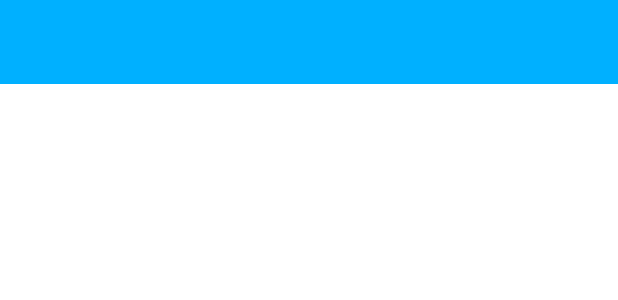
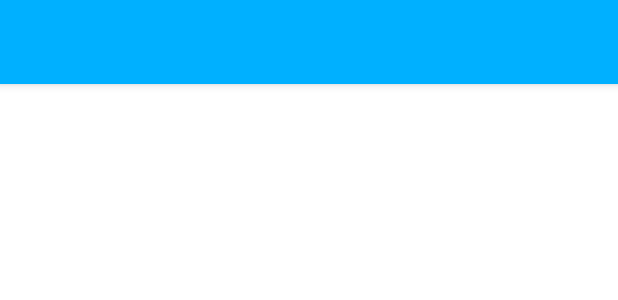
Before and after one commit to Hi-Timofey/It-s-time, an Android app: the layout activity_sphere.xml on its own in the app's theme, with its tools: preview values and no code run, on a phone screen of 412 x 824 dp. Shown: the top 300 px of the screen. Run offline under Robolectric (Android 15) with nearby library versions, the phone set to English and light mode, and no system bars.

Commit message:
Работа Над Toolbar

```diff
--- a/Android/app/src/main/res/layout/activity_sphere.xml
+++ b/Android/app/src/main/res/layout/activity_sphere.xml
@@ -1,22 +1,36 @@
 <?xml version="1.0" encoding="utf-8"?>
-<android.support.constraint.ConstraintLayout xmlns:android="http://schemas.android.com/apk/res/android"
+<android.support.design.widget.CoordinatorLayout xmlns:android="http://schemas.android.com/apk/res/android"
     xmlns:app="http://schemas.android.com/apk/res-auto"
     xmlns:tools="http://schemas.android.com/tools"
     android:layout_width="match_parent"
     android:layout_height="match_parent"
     tools:context=".SphereActivity">
 
-    <android.support.v7.widget.Toolbar
-        android:id="@+id/tool_bar"
-        style="@style/ToolBar"/>
+    <android.support.design.widget.AppBarLayout
+        android:layout_width="match_parent"
+        android:layout_height="wrap_content">
+
+        <android.support.v7.widget.Toolbar
+            android:id="@+id/tool_bar"
+            style="@style/ToolBar"
+            android:elevation="4dp"
+            android:layout_alignParentStart="true"
+            app:layout_constraintEnd_toEndOf="parent"
+            app:layout_constraintStart_toStartOf="parent"
+            app:layout_constraintTop_toTopOf="parent" />
+
+    </android.support.design.widget.AppBarLayout>
 
     <android.support.constraint.ConstraintLayout
+        android:id="@+id/constraintLayout3"
         android:layout_width="match_parent"
         android:layout_height="match_parent"
-        app:layout_constraintTop_toBottomOf="@+id/tool_bar"
-        app:layout_constraintBottom_toBottomOf="parent">
+        app:layout_constraintBottom_toBottomOf="parent"
+        app:layout_constraintEnd_toEndOf="parent"
+        app:layout_constraintStart_toStartOf="parent"
+        app:layout_constraintTop_toBottomOf="@+id/tool_bar">
 
 
     </android.support.constraint.ConstraintLayout>
 
-</android.support.constraint.ConstraintLayout>
+</android.support.design.widget.CoordinatorLayout>
--- a/Android/app/src/main/res/values/styles.xml
+++ b/Android/app/src/main/res/values/styles.xml
@@ -32,6 +32,8 @@
         <item name="android:layout_height">?attr/actionBarSize</item>
         <item name="theme">@style/ThemeOverlay.AppCompat.Dark.ActionBar</item>
         <item name="android:background">@color/b_primary</item>
+        <item name="android:menuCategory">secondary</item>
+        <item name="android:actionMenuTextColor">@color/b_accent_dark</item>
     </style>
     <!--
 Небольшой список свойств, которые используются для настройки собственных тем.
```
Also changed, not shown: Android/app/src/main/java/com/hitim/android/itstime/SphereActivity.java (+31 -5 lines), Android/app/src/main/res/menu/sphere_menu.xml (+16 -2 lines), Android/app/src/main/res/values/strings.xml (+5 -2 lines).
